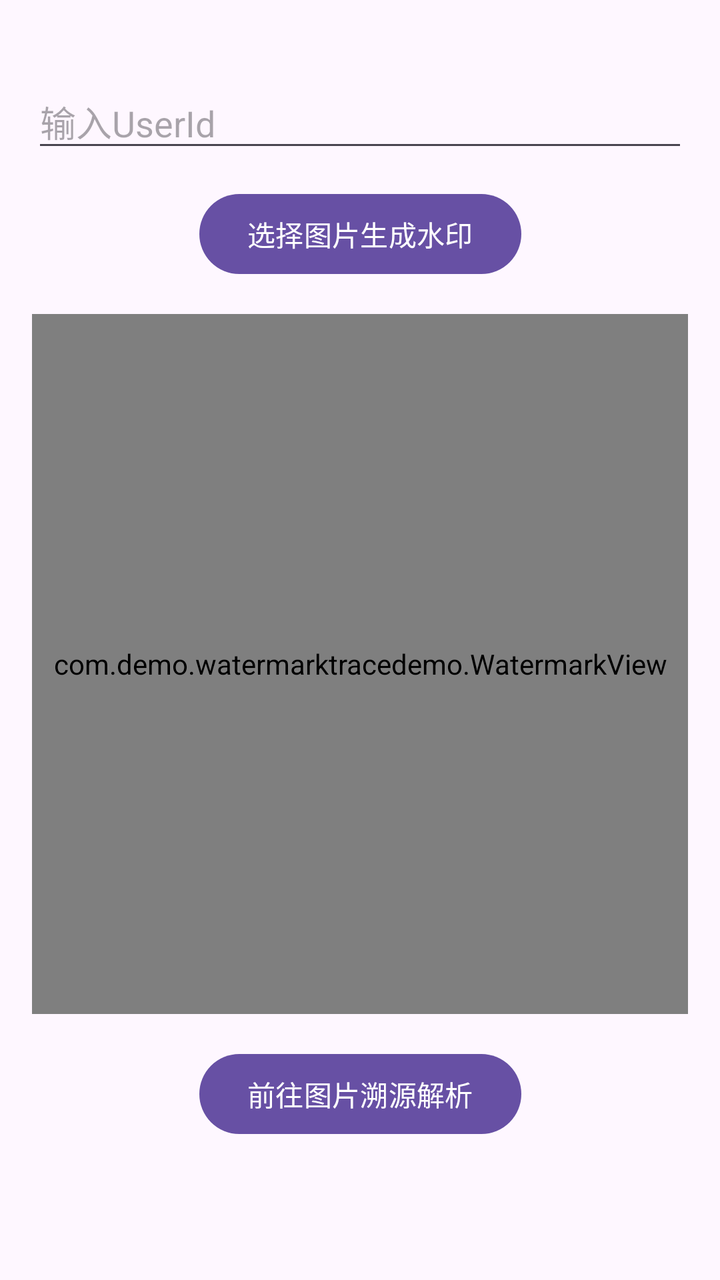
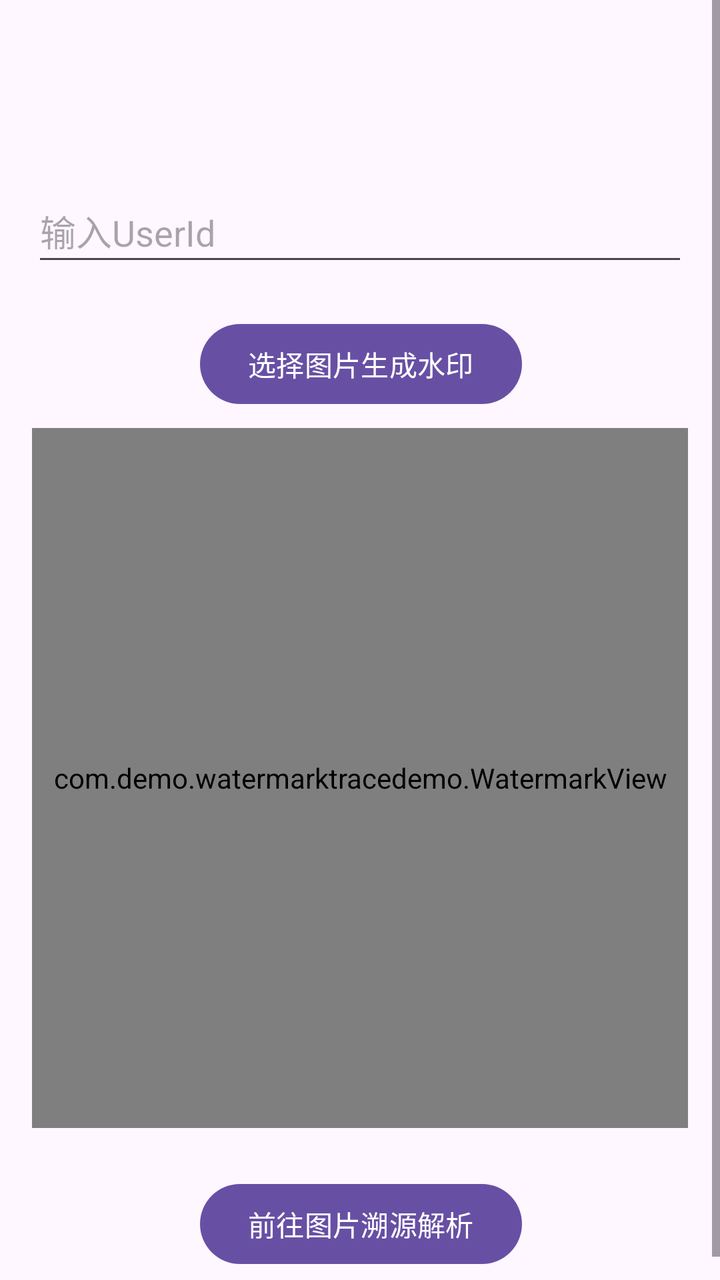

Compare the two renders of this Android layout. The source of the first and the diff that turns it into the second are given below.
<!-- AndroidManifest.xml: application theme Theme.WatermarkTraceDemo -->
<!-- res/layout/activity_main.xml -->
<?xml version="1.0" encoding="utf-8"?>
<ScrollView xmlns:android="http://schemas.android.com/apk/res/android"
    xmlns:app="http://schemas.android.com/apk/res-auto"
    xmlns:tools="http://schemas.android.com/tools"
    android:layout_width="match_parent"
    android:layout_height="match_parent"
    android:fillViewport="true">

    <androidx.constraintlayout.widget.ConstraintLayout
        android:layout_width="match_parent"
        android:layout_height="wrap_content"
        android:paddingStart="16dp"
        android:paddingTop="40dp"
        android:paddingEnd="16dp"
        android:paddingBottom="16dp"
        tools:context=".MainActivity">

    <EditText
        android:id="@+id/et_userid"
        android:layout_width="0dp"
        android:layout_height="41dp"
        android:hint="输入UserId"
        app:layout_constraintStart_toStartOf="parent"
        app:layout_constraintEnd_toEndOf="parent"
        app:layout_constraintTop_toTopOf="parent" />

    <Button
        android:id="@+id/btn_gen_watermark"
        android:layout_width="wrap_content"
        android:layout_height="wrap_content"
        android:layout_marginTop="12dp"
        android:text="选择图片生成水印"
        app:layout_constraintStart_toStartOf="parent"
        app:layout_constraintEnd_toEndOf="parent"
        app:layout_constraintTop_toBottomOf="@id/et_userid" />

    <TextView
        android:id="@+id/tv_watermark_status"
        android:layout_width="0dp"
        android:layout_height="wrap_content"
        android:layout_marginTop="8dp"
        android:gravity="center"
        android:textSize="14sp"
        android:visibility="gone"
        app:layout_constraintStart_toStartOf="parent"
        app:layout_constraintEnd_toEndOf="parent"
        app:layout_constraintTop_toBottomOf="@id/btn_gen_watermark" />

    <com.demo.watermarktracedemo.WatermarkView
        android:id="@+id/watermarkView"
        android:layout_width="match_parent"
        android:layout_height="350dp"
        android:layout_marginTop="16dp"
        app:layout_constraintStart_toStartOf="parent"
        app:layout_constraintEnd_toEndOf="parent"
        app:layout_constraintTop_toBottomOf="@id/tv_watermark_status"/>

    <Button
        android:id="@+id/btn_goto_trace"
        android:layout_width="wrap_content"
        android:layout_height="wrap_content"
        android:layout_marginTop="16dp"
        android:text="前往图片溯源解析"
        app:layout_constraintStart_toStartOf="parent"
        app:layout_constraintEnd_toEndOf="parent"
        app:layout_constraintTop_toBottomOf="@id/watermarkView" />

    </androidx.constraintlayout.widget.ConstraintLayout>
</ScrollView>
<!-- resources referenced by this layout -->
<resources>
  <style name="Theme.WatermarkTraceDemo" parent="Base.Theme.WatermarkTraceDemo" />
  <style name="Base.Theme.WatermarkTraceDemo" parent="Theme.Material3.DayNight.NoActionBar">
          
          
      </style>
</resources>

<!-- the commit's change to res/layout/activity_main.xml (unified diff, before → after) -->
@@ -15,26 +15,7 @@
         android:paddingBottom="16dp"
         tools:context=".MainActivity">
 
-    <EditText
-        android:id="@+id/et_userid"
-        android:layout_width="0dp"
-        android:layout_height="41dp"
-        android:hint="输入UserId"
-        app:layout_constraintStart_toStartOf="parent"
-        app:layout_constraintEnd_toEndOf="parent"
-        app:layout_constraintTop_toTopOf="parent" />
-
-    <Button
-        android:id="@+id/btn_gen_watermark"
-        android:layout_width="wrap_content"
-        android:layout_height="wrap_content"
-        android:layout_marginTop="12dp"
-        android:text="选择图片生成水印"
-        app:layout_constraintStart_toStartOf="parent"
-        app:layout_constraintEnd_toEndOf="parent"
-        app:layout_constraintTop_toBottomOf="@id/et_userid" />
-
-    <TextView
+        <TextView
         android:id="@+id/tv_watermark_status"
         android:layout_width="0dp"
         android:layout_height="wrap_content"
@@ -46,24 +27,50 @@
         app:layout_constraintEnd_toEndOf="parent"
         app:layout_constraintTop_toBottomOf="@id/btn_gen_watermark" />
 
-    <com.demo.watermarktracedemo.WatermarkView
-        android:id="@+id/watermarkView"
-        android:layout_width="match_parent"
-        android:layout_height="350dp"
-        android:layout_marginTop="16dp"
-        app:layout_constraintStart_toStartOf="parent"
-        app:layout_constraintEnd_toEndOf="parent"
-        app:layout_constraintTop_toBottomOf="@id/tv_watermark_status"/>
+        <com.demo.watermarktracedemo.WatermarkView
+            android:id="@+id/watermarkView"
+            android:layout_width="match_parent"
+            android:layout_height="350dp"
+            android:layout_marginTop="8dp"
+            app:layout_constraintEnd_toEndOf="parent"
+            app:layout_constraintHorizontal_bias="0.0"
+            app:layout_constraintStart_toStartOf="parent"
+            app:layout_constraintTop_toBottomOf="@id/tv_watermark_status" />
 
-    <Button
-        android:id="@+id/btn_goto_trace"
-        android:layout_width="wrap_content"
-        android:layout_height="wrap_content"
-        android:layout_marginTop="16dp"
-        android:text="前往图片溯源解析"
-        app:layout_constraintStart_toStartOf="parent"
-        app:layout_constraintEnd_toEndOf="parent"
-        app:layout_constraintTop_toBottomOf="@id/watermarkView" />
+        <EditText
+            android:id="@+id/et_userid"
+            android:layout_width="0dp"
+            android:layout_height="wrap_content"
+            android:minHeight="48dp"
+            android:layout_marginTop="50dp"
+            android:hint="输入UserId"
+            android:inputType="text"
+            app:layout_constraintEnd_toEndOf="parent"
+            app:layout_constraintHorizontal_bias="0.0"
+            app:layout_constraintStart_toStartOf="parent"
+            app:layout_constraintTop_toTopOf="parent" />
+
+        <Button
+            android:id="@+id/btn_gen_watermark"
+            android:layout_width="wrap_content"
+            android:layout_height="wrap_content"
+            android:layout_marginTop="20dp"
+            android:text="选择图片生成水印"
+            app:layout_constraintEnd_toEndOf="parent"
+            app:layout_constraintHorizontal_bias="0.502"
+            app:layout_constraintStart_toStartOf="parent"
+            app:layout_constraintTop_toBottomOf="@id/et_userid" />
+
+        <Button
+            android:id="@+id/btn_goto_trace"
+            android:layout_width="wrap_content"
+            android:layout_height="wrap_content"
+            android:layout_marginTop="24dp"
+            android:text="前往图片溯源解析"
+            app:layout_constraintEnd_toEndOf="parent"
+            app:layout_constraintHorizontal_bias="0.502"
+            app:layout_constraintStart_toStartOf="parent"
+            app:layout_constraintTop_toBottomOf="@id/watermarkView" />
 
     </androidx.constraintlayout.widget.ConstraintLayout>
 </ScrollView>
